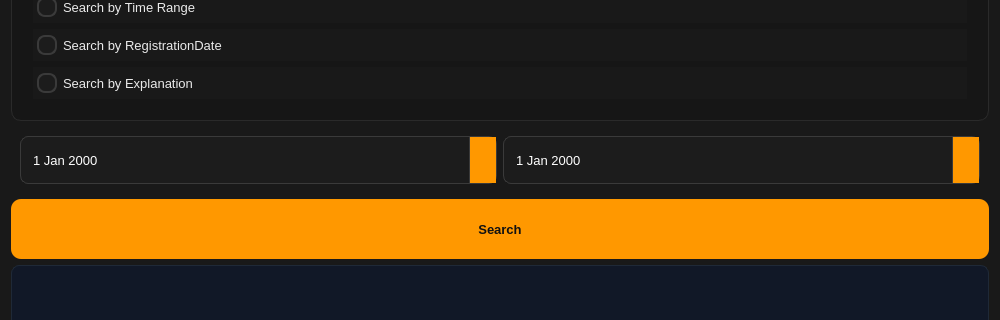
kianfa/Imprest_Management, file app/ui/Calling_Page.ui: the form before one commit; both pictures show x 0 to 1000 and y 132 to 452 of the 1000 by 729 pixel window.
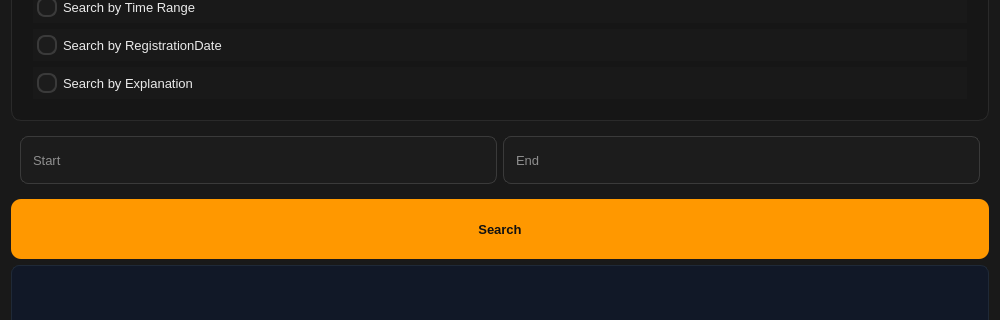
The form after the commit. The open tabs and pages were chosen to show the change.

Commit message: converting miladi date to solar date

What changed in the file:
```diff
--- a/app/ui/Calling_Page.ui
+++ b/app/ui/Calling_Page.ui
@@ -318,16 +318,16 @@
          <item>
           <layout class="QHBoxLayout" name="horizontalLayout_7">
            <item>
-            <widget class="QDateEdit" name="deLoginStart">
-             <property name="calendarPopup">
-              <bool>true</bool>
+            <widget class="QLineEdit" name="leStartDate">
+             <property name="placeholderText">
+              <string>Start</string>
              </property>
             </widget>
            </item>
            <item>
-            <widget class="QDateEdit" name="deLoginEnd">
-             <property name="calendarPopup">
-              <bool>true</bool>
+            <widget class="QLineEdit" name="leEndDate">
+             <property name="placeholderText">
+              <string>End</string>
              </property>
             </widget>
            </item>
```
Left out of the diff: 11 changed lines with no effect on the pictures. The commit also changes 5 other files.
